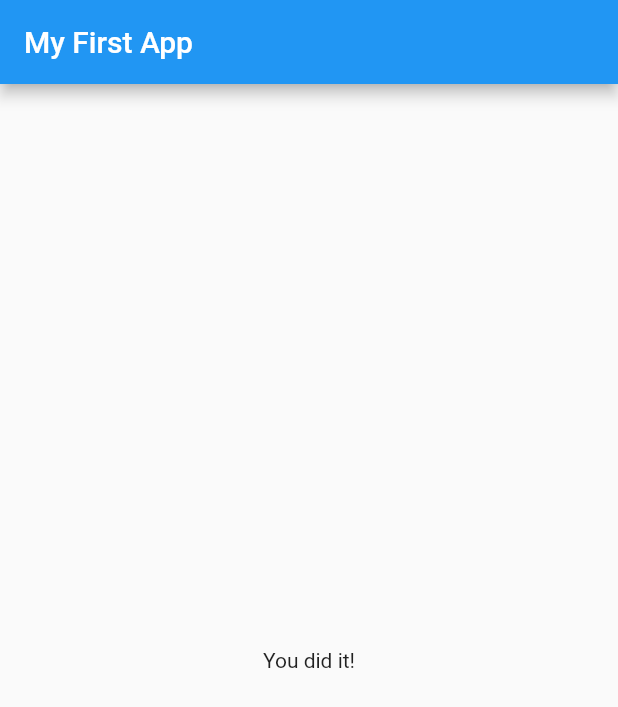
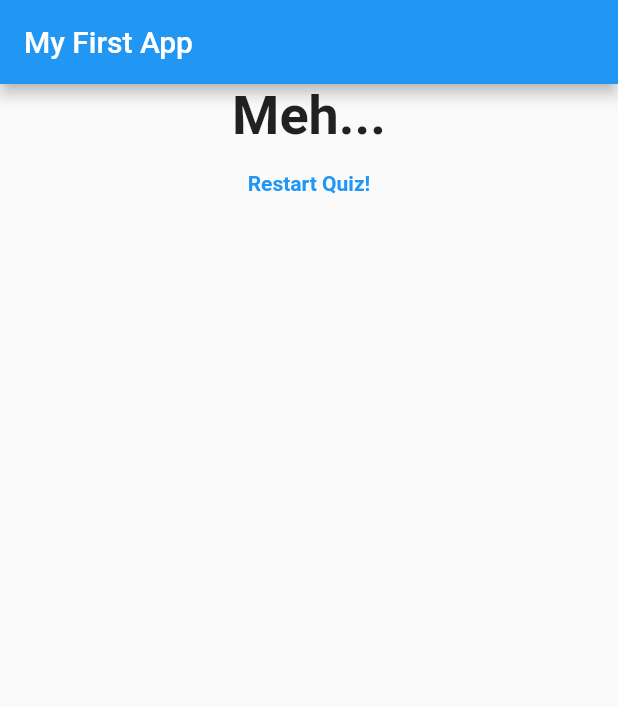
Before and after one commit to ewajs/flutter-quiz, a Flutter app: the screen it shows after launch, after a tap on "Black", after a tap on "Darwin", after a tap on "Collins", on a phone screen of 412 x 824 dp. Shown: the top 707 px of the screen. Run offline on Flutter 3.47's test engine with Material 2 defaults, Android fonts, the phone set to English and light mode, and no system bars.

Commit message:
Splitted main widget into multiple ones to increase readability of code, added score and reset quiz functionality

```diff
--- a/lib/main.dart
+++ b/lib/main.dart
@@ -1,7 +1,7 @@
 import 'package:flutter/material.dart';
 
-import './question.dart';
-import './answer.dart';
+import './quiz.dart';
+import './result.dart';
 
 void main() => runApp(MyApp());
 
@@ -14,13 +14,22 @@ class MyApp extends StatefulWidget {
 
 class _MyAppState extends State<MyApp> {
   var _questionIndex = 0;
+  var _totalScore = 0;
 
-  void _answerQuestion() {
+  void _answerQuestion(int score) {
+    _totalScore += score;
     setState(() {
       _questionIndex = _questionIndex + 1;
     });
 
     print('Answer chosen');
+  }
+
+  void _resetQuiz() {
+    setState(() {
+      _questionIndex = 0;
+      _totalScore = 0;
+    });
   }
 
   @override
@@ -29,28 +38,28 @@ class _MyAppState extends State<MyApp> {
       {
         'questionText': 'Favorite Color?',
         'answers': [
-          'Black',
-          'Red',
-          'Green',
-          'White',
+          {'text': 'Black', 'score': 1},
+          {'text': 'Red', 'score': 2},
+          {'text': 'Green', 'score': 3},
+          {'text': 'White', 'score': 4},
         ]
       },
       {
         'questionText': 'Favorite Scientist?',
         'answers': [
-          'Newton',
-          'Darwin',
-          'Einstein',
-          'Feinmann',
+          {'text': 'Newton', 'score': 1},
+          {'text': 'Darwin', 'score': 2},
+          {'text': 'Einstein', 'score': 3},
+          {'text': 'Feinmann', 'score': 4},
         ]
       },
       {
         'questionText': 'Favorite Astronaut?',
         'answers': [
-          'Armstrong',
-          'Aldrin',
-          'Collins',
-          'Gagarin',
+          {'text': 'Armstrong', 'score': 1},
+          {'text': 'Aldrin', 'score': 2},
+          {'text': 'Collins', 'score': 3},
+          {'text': 'Gagarin', 'score': 4},
         ]
       },
     ];
@@ -60,21 +69,12 @@ class _MyAppState extends State<MyApp> {
           title: Text('My First App'),
         ),
         body: _questionIndex < questions.length
-            ? Column(
-                children: [
-                  Question(
-                    questions[_questionIndex]['questionText'],
-                  ),
-                  // Spread Operator to expand out the list of Answer Widgets within the Column
-                  ...(questions[_questionIndex]['answers'] as List<String>)
-                      .map((answer) {
-                    return Answer(_answerQuestion, answer);
-                  })
-                ],
+            ? Quiz(
+                questions: questions,
+                questionIndex: _questionIndex,
+                answerQuestion: _answerQuestion,
               )
-            : Center(
-                child: Text('You did it!'),
-              ),
+            : Result(_totalScore, _resetQuiz),
       ),
     );
   }
--- /dev/null
+++ b/lib/quiz.dart
@@ -0,0 +1,32 @@
+import 'package:flutter/material.dart';
+
+import './question.dart';
+import './answer.dart';
+
+class Quiz extends StatelessWidget {
+  final List<Map<String, Object>> questions;
+  final int questionIndex;
+  final Function answerQuestion;
+
+  Quiz(
+      {@required this.questions,
+      @required this.questionIndex,
+      @required this.answerQuestion});
+
+  @override
+  Widget build(BuildContext context) {
+    return Column(
+      children: [
+        Question(
+          questions[questionIndex]['questionText'],
+        ),
+        // Spread Operator to expand out the list of Answer Widgets within the Column
+        ...(questions[questionIndex]['answers'] as List<Map<String, Object>>)
+            .map((answer) {
+          // onPressed must return void, so we call the function within an anonymous one.
+          return Answer(() => answerQuestion(answer['score']), answer['text']);
+        })
+      ],
+    );
+  }
+}
--- /dev/null
+++ b/lib/result.dart
@@ -0,0 +1,45 @@
+import 'package:flutter/material.dart';
+
+class Result extends StatelessWidget {
+  final int finalScore;
+  final Function resetQuiz;
+
+  Result(this.finalScore, this.resetQuiz);
+
+  // Getter for result phrase
+  String get resultPhrase {
+    String resultText;
+    if (finalScore <= 3) {
+      resultText = 'Werid...';
+    } else if (finalScore <= 6) {
+      resultText = 'Meh...';
+    } else if (finalScore <= 9) {
+      resultText = 'Great!';
+    } else {
+      resultText = 'Fantastic!';
+    }
+
+    return resultText;
+  }
+
+  @override
+  Widget build(BuildContext context) {
+    return Center(
+      child: Column(
+        children: [
+          Text(
+            resultPhrase,
+            style: TextStyle(fontSize: 36, fontWeight: FontWeight.bold),
+          ),
+          FlatButton(
+            child: Text(
+              'Restart Quiz!',
+              style: TextStyle(color: Colors.blue, fontWeight: FontWeight.bold),
+            ),
+            onPressed: resetQuiz,
+          )
+        ],
+      ),
+    );
+  }
+}
```
